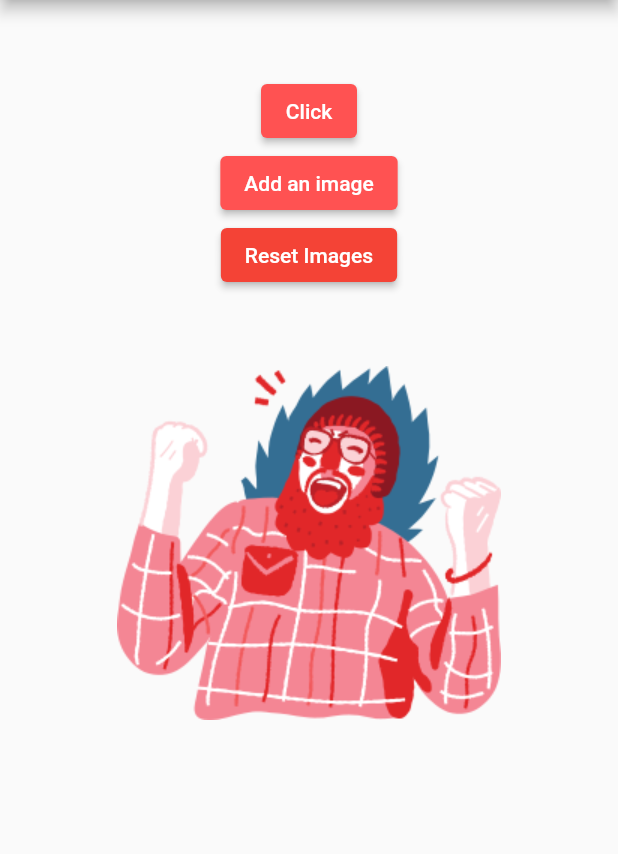
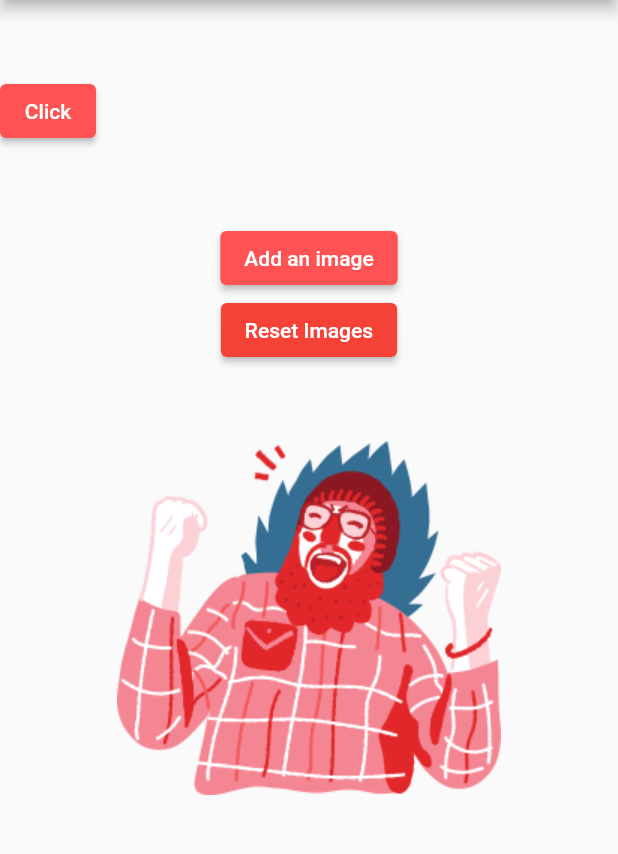
Before and after one commit to simonjv01/flutter_app_welcome, a Flutter app: the screen it shows after launch, on a phone screen of 412 x 824 dp, the part 84-938 px from its top. Run offline on Flutter 3.47's test engine with Material 2 defaults, Android fonts, the phone set to English and light mode, and no system bars.

Commit message:
added row

```diff
--- a/lib/main.dart
+++ b/lib/main.dart
@@ -53,9 +53,11 @@ class _WelcomePageState extends State<WelcomePage> {
               const SizedBox(
                 height: 50.0,
               ),
+              Row(
+                children: [
                   ElevatedButton(
-                style:
-                    ElevatedButton.styleFrom(backgroundColor: Colors.redAccent),
+                    style: ElevatedButton.styleFrom(
+                        backgroundColor: Colors.redAccent),
                     onPressed: () {
                       setState(() {
                         if (currentPath == imagePath1) {
@@ -66,6 +68,11 @@ class _WelcomePageState extends State<WelcomePage> {
                       });
                     },
                     child: const Text('Click'),
+                  ),
+                ],
+              ),
+              const SizedBox(
+                height: 50.0,
               ),
               ElevatedButton(
                 style: ElevatedButton.styleFrom(
```
Lines whose indentation alone changed are shown as unchanged.
